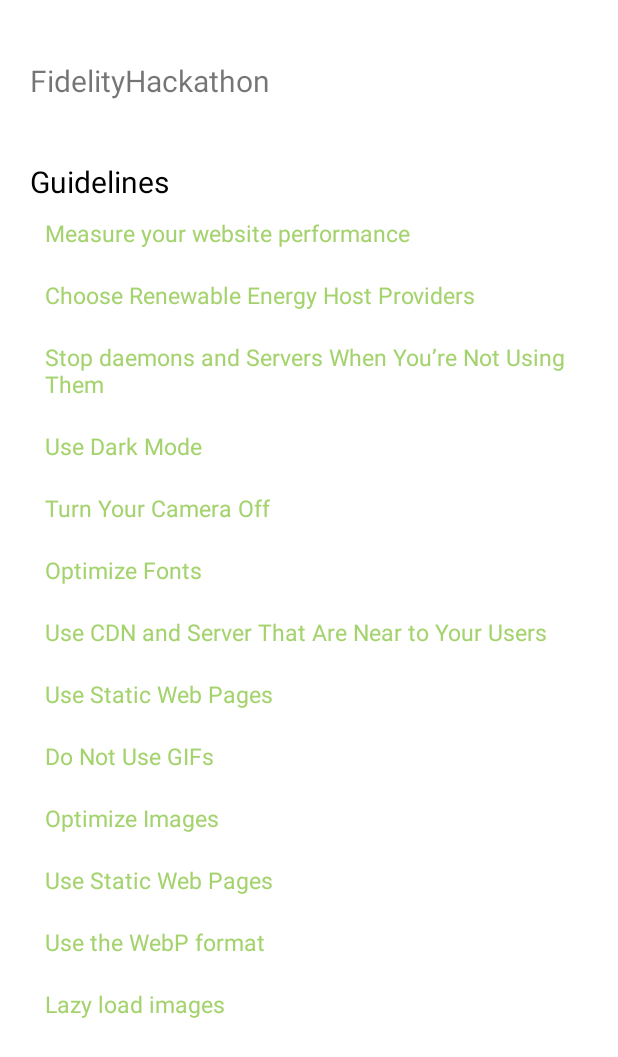
After one commit to tarunraghav226/fidelity-hackathon-app, an Android app: the layout carbon_footprint_guidelines.xml on its own in the app's theme, with its tools: preview values and no code run, on a phone screen of 412 x 824 dp. The commit adds this screen. Shown: the top 1057 px of the screen. Run offline under Robolectric (Android 15) with nearby library versions, the light colour scheme and no system bars.

Commit message:
Added resources

```diff
--- /dev/null
+++ b/app/src/main/res/layout/carbon_footprint_guidelines.xml
@@ -0,0 +1,150 @@
+<?xml version="1.0" encoding="utf-8"?>
+<androidx.constraintlayout.widget.ConstraintLayout xmlns:android="http://schemas.android.com/apk/res/android"
+    android:layout_width="match_parent"
+    android:layout_height="match_parent"
+    xmlns:app="http://schemas.android.com/apk/res-auto">
+
+    <TextView
+        android:id="@+id/header"
+        android:layout_width="match_parent"
+        android:layout_height="wrap_content"
+        android:layout_margin="20dp"
+        android:paddingVertical="20dp"
+        android:text="@string/app_name"
+        android:textFontWeight="700"
+        android:textSize="20dp"
+        app:layout_constraintEnd_toEndOf="parent"
+        app:layout_constraintStart_toStartOf="parent"
+        app:layout_constraintTop_toTopOf="parent" />
+
+    <ScrollView
+        android:layout_width="match_parent"
+        android:layout_height="wrap_content"
+        android:layout_margin="20dp"
+        app:layout_constraintEnd_toEndOf="parent"
+        app:layout_constraintStart_toStartOf="parent"
+        app:layout_constraintTop_toBottomOf="@+id/header">
+
+        <LinearLayout
+            android:layout_width="match_parent"
+            android:layout_height="wrap_content"
+            android:orientation="vertical">
+
+            <TextView
+                android:layout_width="wrap_content"
+                android:layout_height="wrap_content"
+                android:text="@string/guidelines"
+                android:textSize="20sp"
+                android:textColor="@color/black"/>
+
+            <TextView
+                android:layout_width="wrap_content"
+                android:layout_height="wrap_content"
+                android:textSize="15sp"
+                android:text="@string/measure"
+                android:layout_margin="10dp"
+                android:textColor="#A4D36E"/>
+
+            <TextView
+                android:layout_width="wrap_content"
+                android:layout_height="wrap_content"
+                android:textSize="15sp"
+                android:text="@string/renewable_energy"
+                android:layout_margin="10dp"
+                android:textColor="#A4D36E"/>
+
+            <TextView
+                android:layout_width="wrap_content"
+                android:layout_height="wrap_content"
+                android:textSize="15sp"
+                android:text="@string/stop_servers"
+                android:layout_margin="10dp"
+                android:textColor="#A4D36E"/>
+
+            <TextView
+                android:layout_width="wrap_content"
+                android:layout_height="wrap_content"
+                android:textSize="15sp"
+                android:text="@string/dark_mode"
+                android:layout_margin="10dp"
+                android:textColor="#A4D36E"/>
+
+            <TextView
+                android:layout_width="wrap_content"
+                android:layout_height="wrap_content"
+                android:textSize="15sp"
+                android:text="@string/off_camera"
+                android:layout_margin="10dp"
+                android:textColor="#A4D36E"/>
+
+            <TextView
+                android:layout_width="wrap_content"
+                android:layout_height="wrap_content"
+                android:textSize="15sp"
+                android:text="@string/optimize_fonts"
+                android:layout_margin="10dp"
+                android:textColor="#A4D36E"/>
+
+            <TextView
+                android:layout_width="wrap_content"
+                android:layout_height="wrap_content"
+                android:textSize="15sp"
+                android:text="@string/use_cdn"
+                android:layout_margin="10dp"
+                android:textColor="#A4D36E"/>
+
+            <TextView
+                android:layout_width="wrap_content"
+                android:layout_height="wrap_content"
+                android:textSize="15sp"
+                android:text="@string/use_static_pages"
+                android:layout_margin="10dp"
+                android:textColor="#A4D36E"/>
+
+            <TextView
+                android:layout_width="wrap_content"
+                android:layout_height="wrap_content"
+                android:textSize="15sp"
+                android:text="@string/donot_use_gif"
+                android:layout_margin="10dp"
+                android:textColor="#A4D36E"/>
+
+            <TextView
+                android:layout_width="wrap_content"
+                android:layout_height="wrap_content"
+                android:textSize="15sp"
+                android:text="@string/optimise_images"
+                android:layout_margin="10dp"
+                android:textColor="#A4D36E"/>
+
+            <TextView
+                android:layout_width="wrap_content"
+                android:layout_height="wrap_content"
+                android:textSize="15sp"
+                android:text="@string/use_static_pages"
+                android:layout_margin="10dp"
+                android:textColor="#A4D36E"/>
+
+            <TextView
+                android:layout_width="wrap_content"
+                android:layout_height="wrap_content"
+                android:textSize="15sp"
+                android:text="@string/use_webp"
+                android:layout_margin="10dp"
+                android:textColor="#A4D36E"/>
+
+            <TextView
+                android:layout_width="wrap_content"
+                android:layout_height="wrap_content"
+                android:textSize="15sp"
+                android:text="@string/lazy_load"
+                android:layout_margin="10dp"
+                android:textColor="#A4D36E"/>
+
+        </LinearLayout>
+
+    </ScrollView>
+
+
+
+</androidx.constraintlayout.widget.ConstraintLayout>
--- a/app/src/main/res/layout/home_page_fragment.xml
+++ b/app/src/main/res/layout/home_page_fragment.xml
@@ -75,27 +75,18 @@
 
     </androidx.constraintlayout.widget.ConstraintLayout>
 
-    <androidx.constraintlayout.widget.ConstraintLayout
+    <androidx.appcompat.widget.AppCompatButton
         android:id="@+id/carbon_guidelines"
         android:layout_width="match_parent"
         android:layout_height="wrap_content"
         android:layout_margin="20dp"
-        android:background="@drawable/community_background"
         android:padding="20dp"
         app:layout_constraintEnd_toEndOf="parent"
         app:layout_constraintStart_toStartOf="parent"
-        app:layout_constraintTop_toBottomOf="@+id/community">
-
-            <TextView
-                android:id="@+id/guidelines_header"
-                android:layout_width="wrap_content"
-                android:layout_height="wrap_content"
-                android:text="@string/anti_carbon_footprint_community_guidelines"
-                android:textSize="20dp"
-                app:layout_constraintStart_toStartOf="parent"
-                app:layout_constraintTop_toTopOf="parent" />
-
-    </androidx.constraintlayout.widget.ConstraintLayout>
+        app:layout_constraintTop_toBottomOf="@+id/community"
+        android:text="@string/anti_carbon_footprint_community_guidelines"
+        android:textSize="20sp"
+        android:background="@drawable/community_background"/>
 
     <TextView
         android:id="@+id/app_version"
--- a/app/src/main/res/navigation/app_navigation.xml
+++ b/app/src/main/res/navigation/app_navigation.xml
@@ -50,6 +50,9 @@
         <action
             android:id="@+id/action_homePageFragment_to_communityMembersFragment"
             app:destination="@id/communityMembersFragment" />
+        <action
+            android:id="@+id/action_homePageFragment_to_guidelinesFragment"
+            app:destination="@id/guidelinesFragment" />
 
     </fragment>
 
@@ -66,4 +69,10 @@
 
     </fragment>
 
+    <fragment
+        android:id="@+id/guidelinesFragment"
+        android:name="com.example.fidelityhackathon.ui.guidelines.GuidelinesFragment"
+        android:label="guidelines"
+        tools:layout="@layout/carbon_footprint_guidelines"/>
+
 </navigation>
--- a/app/src/main/res/values/strings.xml
+++ b/app/src/main/res/values/strings.xml
@@ -10,11 +10,24 @@
     <string name="continue_further">Continue</string>
     <string name="na">N/A</string>
     <string name="anti_carbon_footprint_community">Anti-carbon footprint community</string>
-    <string name="anti_carbon_footprint_community_guidelines">Anti-carbon footprint community guidelines</string>
+    <string name="anti_carbon_footprint_community_guidelines">Carbon footprint guidelines</string>
     <string name="logout">Logout</string>
     <string name="show_members">Show Members</string>
     <string name="join_community">Join community</string>
     <string name="app_version">App version: %s</string>
     <string name="community_joined">Community Joined</string>
     <string name="not_in_community">Not in community</string>
+    <string name="guidelines">Guidelines</string>
+    <string name="measure">Measure your website performance</string>
+    <string name="renewable_energy">Choose Renewable Energy Host Providers</string>
+    <string name="stop_servers">Stop daemons and Servers When You’re Not Using Them</string>
+    <string name="dark_mode">Use Dark Mode</string>
+    <string name="off_camera">Turn Your Camera Off</string>
+    <string name="optimize_fonts">Optimize Fonts</string>
+    <string name="use_cdn">Use CDN and Server That Are Near to Your Users</string>
+    <string name="use_static_pages">Use Static Web Pages</string>
+    <string name="donot_use_gif">Do Not Use GIFs</string>
+    <string name="optimise_images">Optimize Images</string>
+    <string name="use_webp">Use the WebP format</string>
+    <string name="lazy_load">Lazy load images</string>
 </resources>
```
